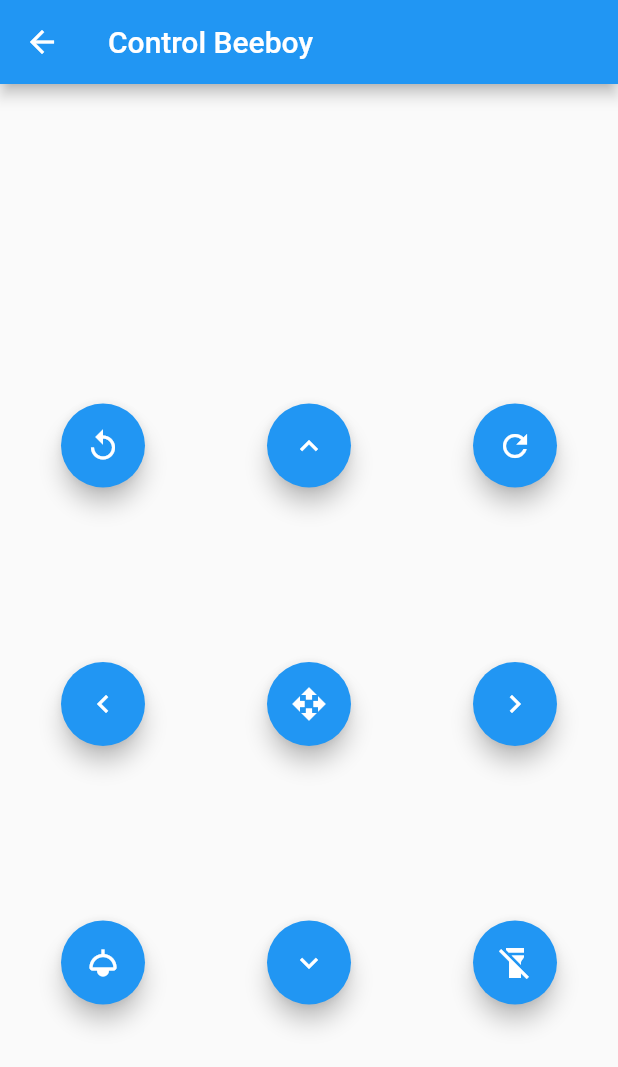
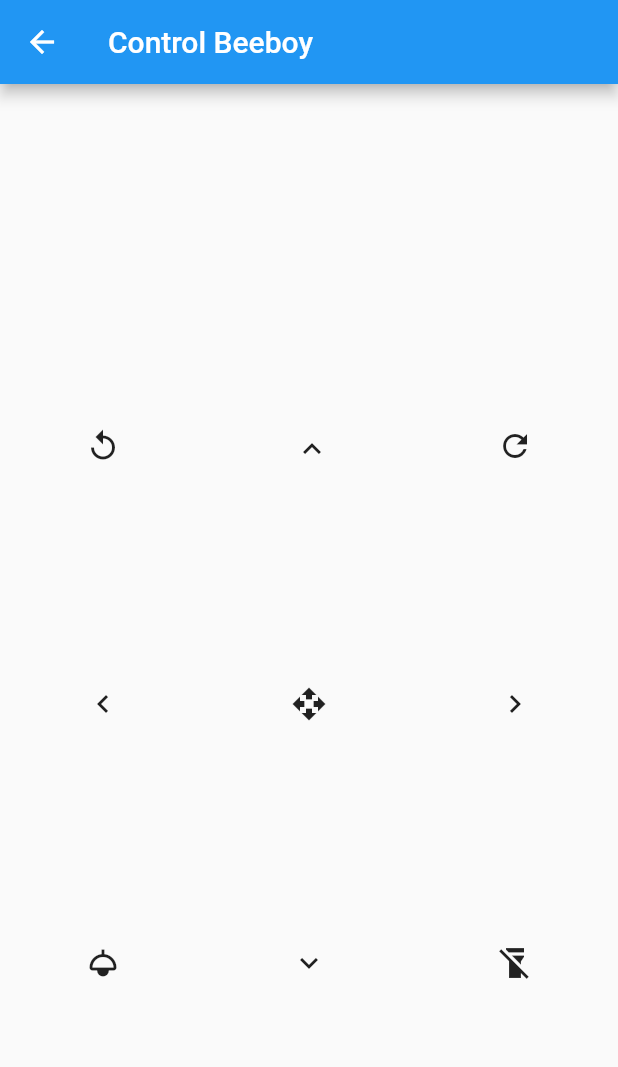
Before and after one commit to ChoiMoonSeok/beeboy_project_controller, a Flutter app: the ThirdPage screen opened directly, on a phone screen of 412 x 824 dp. Shown: the top 1067 px of the screen. Run offline on Flutter 3.47's test engine with Material 2 defaults, Android fonts, the light colour scheme and no system bars; our stand-ins replace flutter_blue.

Commit message:
최종 완성본

```diff
--- a/lib/main.dart
+++ b/lib/main.dart
@@ -169,10 +169,8 @@ class BluetoothConnectPageState extends State<BluetoothConnectPage> {
   }
 }
 
-  class ThirdPage extends StatelessWidget{ // control 페이지
-
-
-
+class ThirdPage extends StatelessWidget {
+    // control 페이지
 
   @override
 
@@ -185,8 +183,31 @@ class BluetoothConnectPageState extends State<BluetoothConnectPage> {
 
     children: <Widget>[
 
+
       Container(
+        // alignment: Alignment.center,
+        // padding: const EdgeInsets.all(8),
+        // child: FloatingActionButton(
+        //   onPressed: (){
+        //     Write_stop();
+        //   },
+        //   child: Icon(Icons.stop),
+        // ),
+      ),
 
+
+      Container(
+        // child: GestureDetector(
+        //   child: Icon(Icons.refresh),
+        //   onTapUp: (TapUpDetails a){ // 버튼에서 손을 떼었을때
+        //     Write_stop();
+        //     print('a');
+        //   },
+        //   onTapDown: (TapDownDetails b){ // 버튼을 누르고 있을 때
+        //     Write_ble(B);
+        //     print('b');
+        //   },
+        // ),
 
       ),
 
@@ -194,121 +215,165 @@ class BluetoothConnectPageState extends State<BluetoothConnectPage> {
 
       ),
 
-    Container(
+      // GestureDetector(
+      //   child: Icon(Icons.replay),
+      //   onTapDown: (){
+      //
+      //   }
+      // ),진
 
-    ),
-
-
+      //왼쪽 제자리 회
       Container(
 
         alignment: Alignment.center,
         padding: const EdgeInsets.all(8),
-    child: FloatingActionButton(
-      onPressed: (){
-        Write_ble(B);
-        //Write_stop();
+
+        child: GestureDetector(
+          child: Icon(Icons.replay),
+          onTapUp: (TapUpDetails a){
+            Write_stop();
           },
-
-      child: Icon(Icons.replay),
-      ),
+          onTapDown: (TapDownDetails b){
+            Write_ble(E);
+          },
+        )
+        // child: FloatingActionButton(
+        //   onPressed: (){
+        //     Write_ble(E);
+        //     //Write_stop();
+        //   },
+        //
+        // child: Icon(Icons.replay),
+        // ),
       ),
       //1
 
+      // 전진
       Container(
 
         alignment: Alignment.center,
         padding: const EdgeInsets.all(8),
-    child: FloatingActionButton(
-    onPressed: (){
+        child: GestureDetector(
+          onTapDown: (TapDownDetails b){ // 전진
             Write_ble(U);
           },
-    child: Icon(Icons.keyboard_arrow_up),
+          onTapUp: (TapUpDetails a){
+            Write_stop();
+          },
+          child: SizedBox(
+            width: 20,
+              height: 20,
+              child: Icon(Icons.keyboard_arrow_up)),
         ),
       ),
       //2
 
 
+      //오른쪽 제자리회전
     Container(
 
       alignment: Alignment.center,
       padding: const EdgeInsets.all(8),
-    child: FloatingActionButton(
-      onPressed: (){
+      child: GestureDetector(
+        onTapDown: (TapDownDetails b){
           Write_ble(B);
+        },
+        onTapUp: (TapUpDetails a){
+          Write_stop();
         },
         child: Icon(Icons.refresh),
       ),
     ), //3
 
+
+      //좌회전
     Container(
 
       alignment: Alignment.center,
       padding: const EdgeInsets.all(8),
-    child: FloatingActionButton(
-    onPressed: (){
+      child: GestureDetector(
+        onTapDown: (TapDownDetails b){
           Write_ble(L);
+        },
+        onTapUp: (TapUpDetails a){
+          Write_stop();
         },
         child: Icon(Icons.keyboard_arrow_left),
       ),
     ), //4
 
+
+      //돌진
     Container(
 
       alignment: Alignment.center,
       padding: const EdgeInsets.all(8),
-    child: FloatingActionButton(
-    onPressed: (){
+      child: GestureDetector(
+        onTapDown: (TapDownDetails b){
           Write_ble(F);
-
+        },
+        onTapUp: (TapUpDetails a){
+          Write_stop();
         },
         child: Icon(Icons.open_with),
       ),
     ), //5
 
+      //우회전
     Container(
 
     alignment: Alignment.center,
     padding: const EdgeInsets.all(8),
-  child: FloatingActionButton(
-    onPressed: (){
+    child: GestureDetector(
+      onTapDown: (TapDownDetails b){
         Write_ble(R);
+      },
+      onTapUp: (TapUpDetails a){
+        Write_stop();
       },
       child: Icon(Icons.keyboard_arrow_right),
       ),
     ), //6
 
+
+      //led on
     Container(
 
     alignment: Alignment.center,
     padding: const EdgeInsets.all(8),
-  child: FloatingActionButton(
+    child: GestureDetector(
 
-    onPressed: (){
+      onTap: (){
         Write_ble(A);
       },
       child: Icon(Icons.light),
       ),
     ), // 7
 
+      // 후진
     Container(
 
     alignment: Alignment.center,
     padding: const EdgeInsets.all(8),
-  child: FloatingActionButton(
-
-      onPressed: (){
+    child: GestureDetector(
+        onTapDown: (TapDownDetails b){
           Write_ble(D);
+        },
+      onTapUp: (TapUpDetails a){
+          Write_stop();
       },
         child: Icon(Icons.keyboard_arrow_down),
       ),
     ), //8
 
+
+      // led off
     Container(
 
     alignment: Alignment.center,
     padding: const EdgeInsets.all(8),
-  child: FloatingActionButton(
-    onPressed: (){
+    child: GestureDetector(
+      onTap: (){
         Write_ble(S);
       },
       child: Icon(Icons.flashlight_off),
@@ -320,16 +385,16 @@ class BluetoothConnectPageState extends State<BluetoothConnectPage> {
   );
   }
 
-
   Widget build(BuildContext context){
 
     return Scaffold(
       appBar: AppBar(
         title: Text('Control Beeboy'),
         ),
-    body: Grid_9(),
+      body: Center(
+        child: Grid_9(),
+      ),
+
       );
-
-
     }
 }
```
Lines whose indentation alone changed are shown as unchanged.
